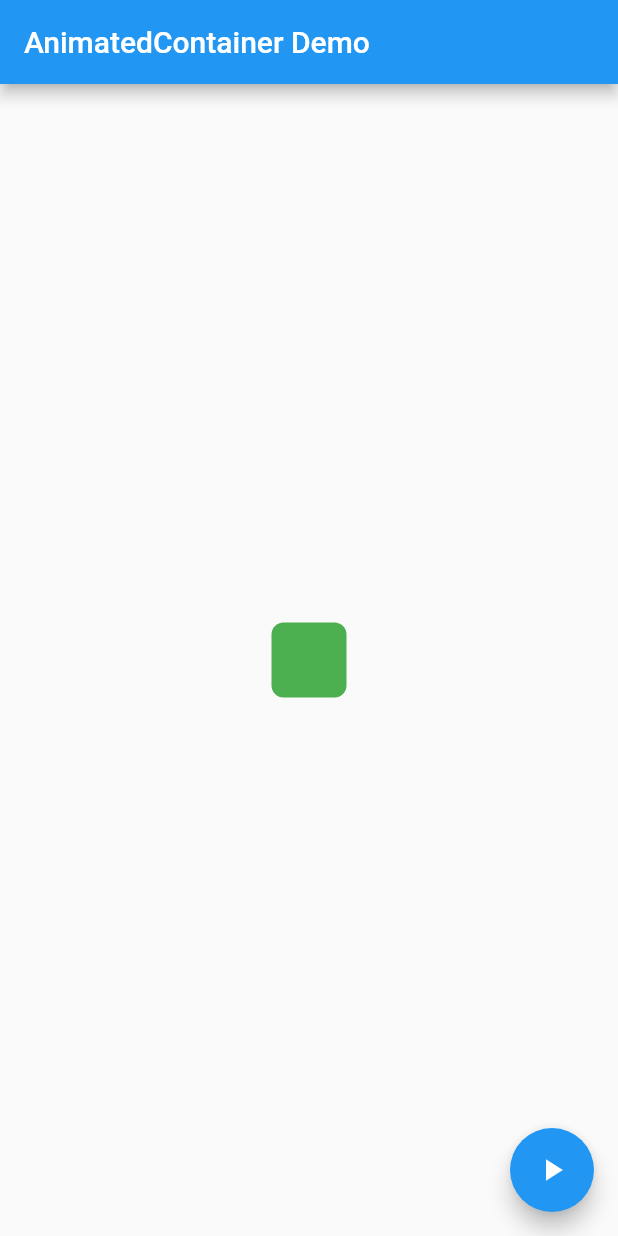
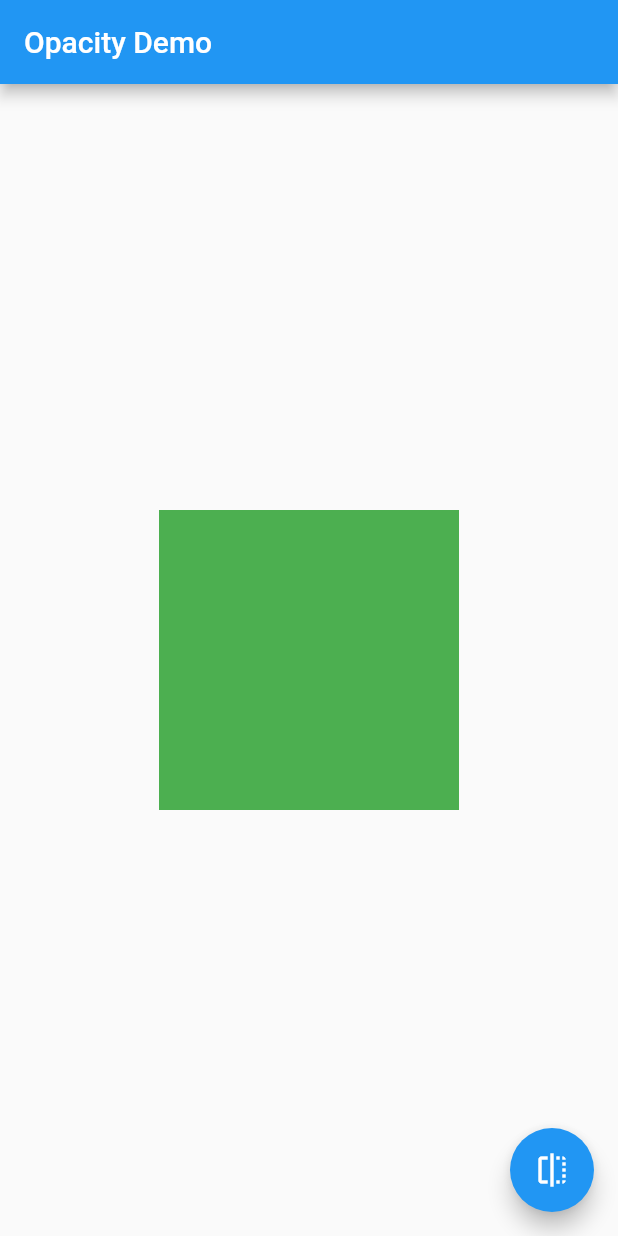
Before and after one commit to takao-h/Flutter_introduction, a Flutter app: the screen it shows after launch, on a phone screen of 412 x 824 dp. Run offline on Flutter 3.47's test engine with Material 2 defaults, Android fonts, the phone set to English and light mode, and no system bars.

Commit message:
Added fade app

```diff
--- a/base_project/lib/main.dart
+++ b/base_project/lib/main.dart
@@ -1,73 +1,60 @@
-import 'dart:math';
-
 import 'package:flutter/material.dart';
 
-void main() => runApp(const AnimatedContainerApp());
+void main() => runApp(const MyApp());
 
-class AnimatedContainerApp extends StatefulWidget {
-  const AnimatedContainerApp({Key? key}) : super(key: key);
-
-  @override
-  _AnimatedContainerAppState createState() => _AnimatedContainerAppState();
-}
-
-class _AnimatedContainerAppState extends State<AnimatedContainerApp> {
-  // Define the various properties with default values. Update these properties
-  // when the user taps a FloatingActionButton.
-  double _width = 50;
-  double _height = 50;
-  Color _color = Colors.green;
-  BorderRadiusGeometry _borderRadius = BorderRadius.circular(8);
+class MyApp extends StatelessWidget {
+  const MyApp({Key? key}) : super(key: key);
 
   @override
   Widget build(BuildContext context) {
-    return MaterialApp(
-      home: Scaffold(
+    const appTitle = 'Opacity Demo';
+    return const MaterialApp(
+      title: appTitle,
+      home: MyHomePage(title: appTitle),
+    );
+  }
+}
+
+class MyHomePage extends StatefulWidget {
+  const MyHomePage({
+    Key? key,
+    required this.title,
+  }) : super(key: key);
+
+  final String title;
+
+  @override
+  _MyHomePageState createState() => _MyHomePageState();
+}
+
+class _MyHomePageState extends State<MyHomePage> {
+  bool _visible = true;
+
+  @override
+  Widget build(BuildContext context) {
+    return Scaffold(
       appBar: AppBar(
-          title: const Text('AnimatedContainer Demo'),
+        title: Text(widget.title),
       ),
       body: Center(
-          child: AnimatedContainer(
-            // Use the properties stored in the State class.
-            width: _width,
-            height: _height,
-            decoration: BoxDecoration(
-              color: _color,
-              borderRadius: _borderRadius,
+        child: AnimatedOpacity(
+          opacity: _visible ? 1.0 : 0.0,
+          duration: const Duration(milliseconds: 500),
+          child: Container(
+            width: 200.0,
+            height: 200.0,
+            color: Colors.green,
           ),
-            // Define how long the animation should take.
-            duration: const Duration(seconds: 1),
-            // Provide an optional curve to make the animation feel smoother.
-            curve: Curves.fastOutSlowIn,
         ),
       ),
       floatingActionButton: FloatingActionButton(
-          // When the user taps the button
         onPressed: () {
-            // Use setState to rebuild the widget with new values.
           setState(() {
-              // Create a random number generator.
-              final random = Random();
-
-              // Generate a random width and height.
-              _width = random.nextInt(300).toDouble();
-              _height = random.nextInt(300).toDouble();
-
-              // Generate a random color.
-              _color = Color.fromRGBO(
-                random.nextInt(256),
-                random.nextInt(256),
-                random.nextInt(256),
-                1,
-              );
-
-              // Generate a random border radius.
-              _borderRadius =
-                  BorderRadius.circular(random.nextInt(100).toDouble());
+            _visible = !_visible;
           });
         },
-          child: const Icon(Icons.play_arrow),
-        ),
+        tooltip: 'Toggle Opacity',
+        child: const Icon(Icons.flip),
       ),
     );
   }
```
Lines whose indentation alone changed are shown as unchanged.
